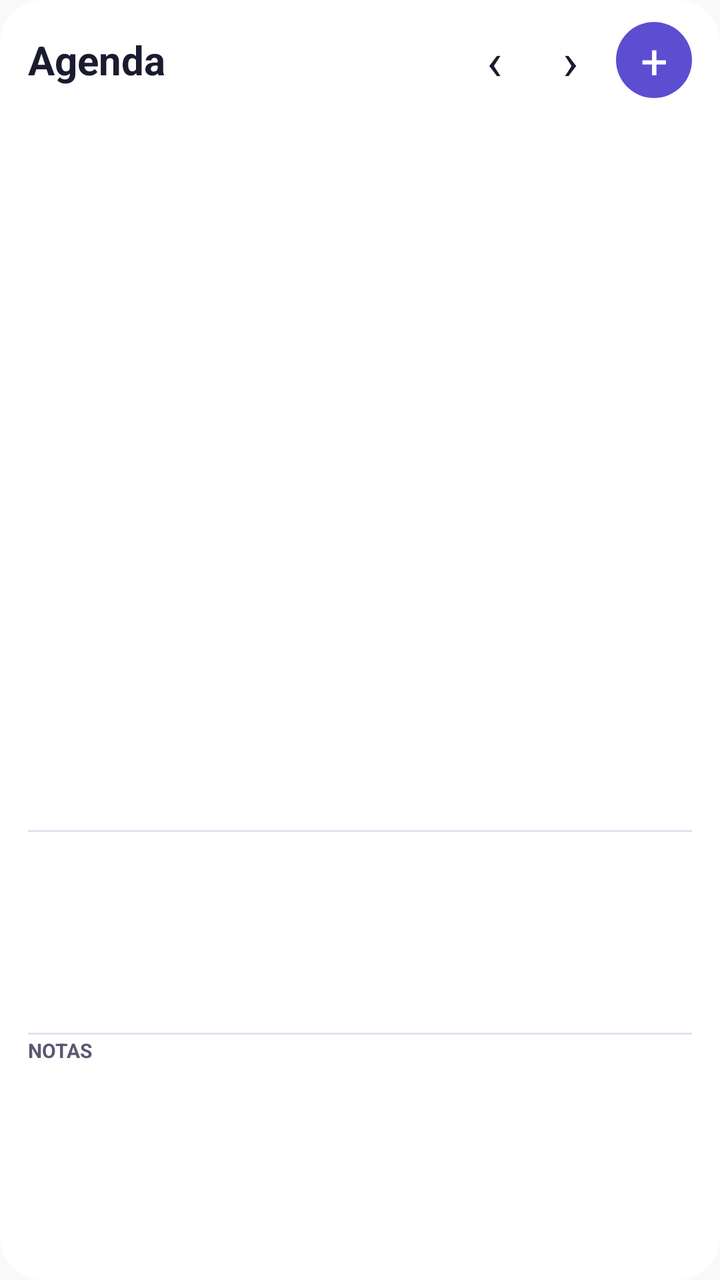
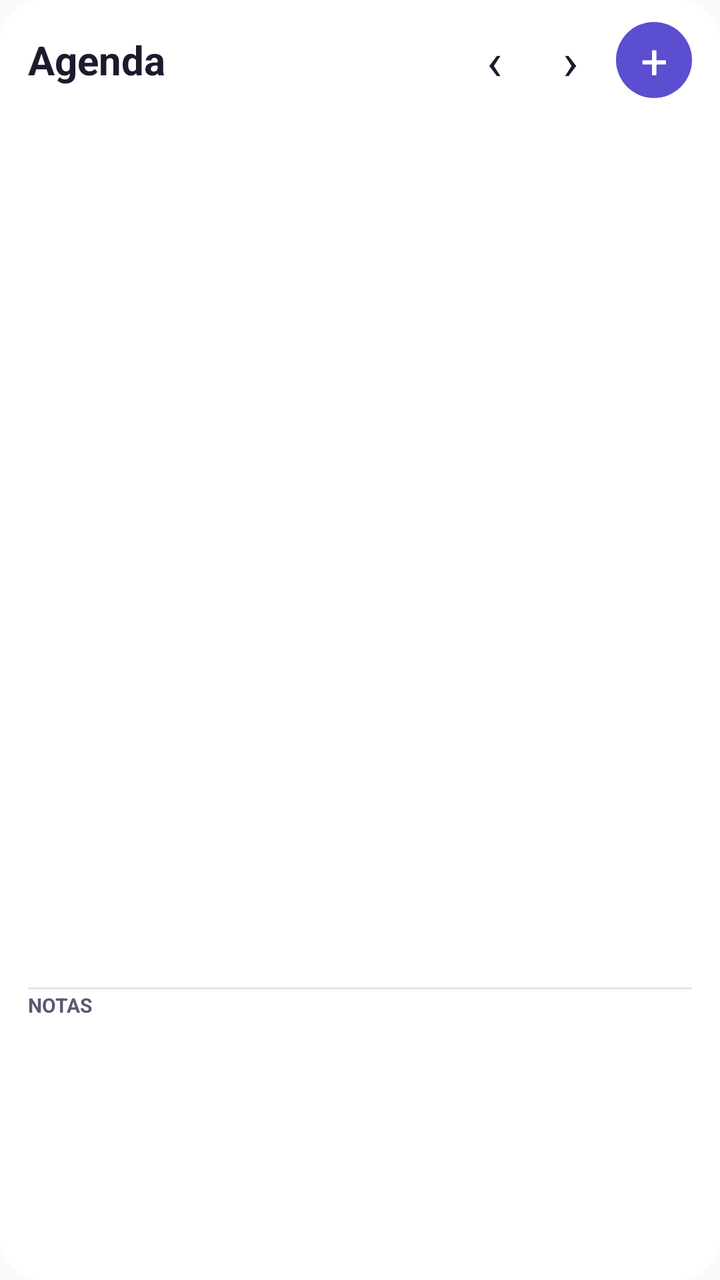

An Android layout rendered at two revisions. The XML below is the earlier revision; the diff shows what the commit changed to produce the second picture.
<!-- AndroidManifest.xml: application theme android:Theme.Material.Light.NoActionBar -->
<!-- res/layout/widget_agenda.xml -->
<?xml version="1.0" encoding="utf-8"?>
<LinearLayout xmlns:android="http://schemas.android.com/apk/res/android"
    android:id="@+id/aroot"
    android:layout_width="match_parent" android:layout_height="match_parent"
    android:orientation="vertical" android:background="@drawable/widget_bg"
    android:paddingLeft="14dp" android:paddingRight="14dp" android:paddingTop="8dp" android:paddingBottom="10dp">

    <LinearLayout android:layout_width="match_parent" android:layout_height="44dp"
        android:orientation="horizontal" android:gravity="center_vertical">
        <TextView android:id="@+id/atitle" android:layout_width="0dp" android:layout_weight="1" android:layout_height="wrap_content"
            android:text="Agenda" android:textSize="20sp" android:textStyle="bold" android:textColor="@color/widget_text" />
        <TextView android:id="@+id/aprev" android:layout_width="38dp" android:layout_height="38dp"
            android:gravity="center" android:text="‹" android:textSize="26sp" android:textColor="@color/widget_text" />
        <TextView android:id="@+id/anext" android:layout_width="38dp" android:layout_height="38dp"
            android:gravity="center" android:text="›" android:textSize="26sp" android:textColor="@color/widget_text" />
        <TextView android:id="@+id/aplus" android:layout_width="38dp" android:layout_height="38dp"
            android:layout_marginLeft="4dp" android:background="@drawable/btn_plus_bg"
            android:gravity="center" android:text="+" android:textSize="24sp" android:textColor="#FFFFFF" />
    </LinearLayout>

    <ImageView android:id="@+id/acal" android:layout_width="match_parent" android:layout_height="0dp"
        android:layout_weight="64" android:scaleType="fitXY" />

    <LinearLayout android:id="@+id/alist" android:layout_width="match_parent" android:layout_height="0dp"
        android:layout_weight="18" android:orientation="vertical" android:paddingTop="3dp">
        <LinearLayout android:layout_width="match_parent" android:layout_height="1dp" android:background="@color/widget_line" />
        <TextView android:id="@+id/ahoje" android:layout_width="match_parent" android:layout_height="16dp"
            android:gravity="center_vertical" android:textSize="10sp" android:textStyle="bold" android:textColor="@color/widget_text2" />
        <LinearLayout android:id="@+id/ar0" android:layout_width="match_parent" android:layout_height="18dp"
            android:orientation="horizontal" android:gravity="center_vertical" android:visibility="gone">
            <TextView android:id="@+id/ah0" android:layout_width="52dp" android:layout_height="wrap_content"
                android:textSize="11sp" android:textStyle="bold" android:textColor="@color/widget_accent" android:maxLines="1" />
            <TextView android:id="@+id/at0" android:layout_width="0dp" android:layout_weight="1" android:layout_height="wrap_content"
                android:textSize="12sp" android:textColor="@color/widget_text" android:maxLines="1" android:ellipsize="end" />
        </LinearLayout>
        <LinearLayout android:id="@+id/ar1" android:layout_width="match_parent" android:layout_height="18dp"
            android:orientation="horizontal" android:gravity="center_vertical" android:visibility="gone">
            <TextView android:id="@+id/ah1" android:layout_width="52dp" android:layout_height="wrap_content"
                android:textSize="11sp" android:textStyle="bold" android:textColor="@color/widget_accent" android:maxLines="1" />
            <TextView android:id="@+id/at1" android:layout_width="0dp" android:layout_weight="1" android:layout_height="wrap_content"
                android:textSize="12sp" android:textColor="@color/widget_text" android:maxLines="1" android:ellipsize="end" />
        </LinearLayout>
        <LinearLayout android:id="@+id/ar2" android:layout_width="match_parent" android:layout_height="18dp"
            android:orientation="horizontal" android:gravity="center_vertical" android:visibility="gone">
            <TextView android:id="@+id/ah2" android:layout_width="52dp" android:layout_height="wrap_content"
                android:textSize="11sp" android:textStyle="bold" android:textColor="@color/widget_accent" android:maxLines="1" />
            <TextView android:id="@+id/at2" android:layout_width="0dp" android:layout_weight="1" android:layout_height="wrap_content"
                android:textSize="12sp" android:textColor="@color/widget_text" android:maxLines="1" android:ellipsize="end" />
        </LinearLayout>
        <LinearLayout android:id="@+id/ar3" android:layout_width="match_parent" android:layout_height="18dp"
            android:orientation="horizontal" android:gravity="center_vertical" android:visibility="gone">
            <TextView android:id="@+id/ah3" android:layout_width="52dp" android:layout_height="wrap_content"
                android:textSize="11sp" android:textStyle="bold" android:textColor="@color/widget_accent" android:maxLines="1" />
            <TextView android:id="@+id/at3" android:layout_width="0dp" android:layout_weight="1" android:layout_height="wrap_content"
                android:textSize="12sp" android:textColor="@color/widget_text" android:maxLines="1" android:ellipsize="end" />
        </LinearLayout>
        <LinearLayout android:id="@+id/ar4" android:layout_width="match_parent" android:layout_height="18dp"
            android:orientation="horizontal" android:gravity="center_vertical" android:visibility="gone">
            <TextView android:id="@+id/ah4" android:layout_width="52dp" android:layout_height="wrap_content"
                android:textSize="11sp" android:textStyle="bold" android:textColor="@color/widget_accent" android:maxLines="1" />
            <TextView android:id="@+id/at4" android:layout_width="0dp" android:layout_weight="1" android:layout_height="wrap_content"
                android:textSize="12sp" android:textColor="@color/widget_text" android:maxLines="1" android:ellipsize="end" />
        </LinearLayout>
        <TextView android:id="@+id/avazio" android:layout_width="match_parent" android:layout_height="18dp"
            android:gravity="center_vertical" android:text="Nada marcado para hoje." android:textSize="12sp"
            android:textColor="@color/widget_text2" android:visibility="gone" />
    </LinearLayout>

    <LinearLayout android:id="@+id/anotas" android:layout_width="match_parent" android:layout_height="0dp"
        android:layout_weight="18" android:orientation="vertical" android:paddingTop="3dp">
        <LinearLayout android:layout_width="match_parent" android:layout_height="1dp" android:background="@color/widget_line" />
        <TextView android:id="@+id/anh" android:layout_width="match_parent" android:layout_height="16dp"
            android:gravity="center_vertical" android:text="NOTAS" android:textSize="10sp" android:textStyle="bold" android:textColor="@color/widget_text2" />
        <TextView android:id="@+id/an0" android:layout_width="match_parent" android:layout_height="15dp"
            android:gravity="center_vertical" android:textSize="12sp" android:textColor="@color/widget_text"
            android:maxLines="1" android:ellipsize="end" android:visibility="gone" />
        <TextView android:id="@+id/an1" android:layout_width="match_parent" android:layout_height="15dp"
            android:gravity="center_vertical" android:textSize="12sp" android:textColor="@color/widget_text"
            android:maxLines="1" android:ellipsize="end" android:visibility="gone" />
        <TextView android:id="@+id/an2" android:layout_width="match_parent" android:layout_height="15dp"
            android:gravity="center_vertical" android:textSize="12sp" android:textColor="@color/widget_text"
            android:maxLines="1" android:ellipsize="end" android:visibility="gone" />
        <TextView android:id="@+id/an3" android:layout_width="match_parent" android:layout_height="15dp"
            android:gravity="center_vertical" android:textSize="12sp" android:textColor="@color/widget_text"
            android:maxLines="1" android:ellipsize="end" android:visibility="gone" />
        <TextView android:id="@+id/anvazio" android:layout_width="match_parent" android:layout_height="15dp"
            android:gravity="center_vertical" android:text="Nenhuma anotação pendente." android:textSize="12sp"
            android:textColor="@color/widget_text2" android:visibility="gone" />
    </LinearLayout>

    <TextView android:id="@+id/afoot" android:layout_width="match_parent" android:layout_height="wrap_content"
        android:paddingTop="3dp" android:textSize="9sp" android:textColor="@color/widget_text2" />
</LinearLayout>
<!-- resources referenced by this layout -->
<resources>
  <color name="widget_accent">#5B4ED1</color>
  <color name="widget_line">#E3E1F0</color>
  <color name="widget_text">#1B1B2F</color>
  <color name="widget_text2">#5A5873</color>
  <!-- drawable btn_plus_bg (drawable) -->
  <?xml version="1.0" encoding="utf-8"?>
  <shape xmlns:android="http://schemas.android.com/apk/res/android" android:shape="oval">
      <solid android:color="#5B4ED1" />
  </shape>
  <!-- drawable widget_bg (drawable) -->
  <?xml version="1.0" encoding="utf-8"?>
  <shape xmlns:android="http://schemas.android.com/apk/res/android" android:shape="rectangle">
      <solid android:color="@color/widget_bg" />
      <corners android:radius="22dp" />
  </shape>
  <color name="widget_bg">#FFFFFF</color>
</resources>

<!-- the commit's change to res/layout/widget_agenda.xml (unified diff, before → after) -->
@@ -19,55 +19,10 @@
     </LinearLayout>
 
     <ImageView android:id="@+id/acal" android:layout_width="match_parent" android:layout_height="0dp"
-        android:layout_weight="64" android:scaleType="fitXY" />
-
-    <LinearLayout android:id="@+id/alist" android:layout_width="match_parent" android:layout_height="0dp"
-        android:layout_weight="18" android:orientation="vertical" android:paddingTop="3dp">
-        <LinearLayout android:layout_width="match_parent" android:layout_height="1dp" android:background="@color/widget_line" />
-        <TextView android:id="@+id/ahoje" android:layout_width="match_parent" android:layout_height="16dp"
-            android:gravity="center_vertical" android:textSize="10sp" android:textStyle="bold" android:textColor="@color/widget_text2" />
-        <LinearLayout android:id="@+id/ar0" android:layout_width="match_parent" android:layout_height="18dp"
-            android:orientation="horizontal" android:gravity="center_vertical" android:visibility="gone">
-            <TextView android:id="@+id/ah0" android:layout_width="52dp" android:layout_height="wrap_content"
-                android:textSize="11sp" android:textStyle="bold" android:textColor="@color/widget_accent" android:maxLines="1" />
-            <TextView android:id="@+id/at0" android:layout_width="0dp" android:layout_weight="1" android:layout_height="wrap_content"
-                android:textSize="12sp" android:textColor="@color/widget_text" android:maxLines="1" android:ellipsize="end" />
-        </LinearLayout>
-        <LinearLayout android:id="@+id/ar1" android:layout_width="match_parent" android:layout_height="18dp"
-            android:orientation="horizontal" android:gravity="center_vertical" android:visibility="gone">
-            <TextView android:id="@+id/ah1" android:layout_width="52dp" android:layout_height="wrap_content"
-                android:textSize="11sp" android:textStyle="bold" android:textColor="@color/widget_accent" android:maxLines="1" />
-            <TextView android:id="@+id/at1" android:layout_width="0dp" android:layout_weight="1" android:layout_height="wrap_content"
-                android:textSize="12sp" android:textColor="@color/widget_text" android:maxLines="1" android:ellipsize="end" />
-        </LinearLayout>
-        <LinearLayout android:id="@+id/ar2" android:layout_width="match_parent" android:layout_height="18dp"
-            android:orientation="horizontal" android:gravity="center_vertical" android:visibility="gone">
-            <TextView android:id="@+id/ah2" android:layout_width="52dp" android:layout_height="wrap_content"
-                android:textSize="11sp" android:textStyle="bold" android:textColor="@color/widget_accent" android:maxLines="1" />
-            <TextView android:id="@+id/at2" android:layout_width="0dp" android:layout_weight="1" android:layout_height="wrap_content"
-                android:textSize="12sp" android:textColor="@color/widget_text" android:maxLines="1" android:ellipsize="end" />
-        </LinearLayout>
-        <LinearLayout android:id="@+id/ar3" android:layout_width="match_parent" android:layout_height="18dp"
-            android:orientation="horizontal" android:gravity="center_vertical" android:visibility="gone">
-            <TextView android:id="@+id/ah3" android:layout_width="52dp" android:layout_height="wrap_content"
-                android:textSize="11sp" android:textStyle="bold" android:textColor="@color/widget_accent" android:maxLines="1" />
-            <TextView android:id="@+id/at3" android:layout_width="0dp" android:layout_weight="1" android:layout_height="wrap_content"
-                android:textSize="12sp" android:textColor="@color/widget_text" android:maxLines="1" android:ellipsize="end" />
-        </LinearLayout>
-        <LinearLayout android:id="@+id/ar4" android:layout_width="match_parent" android:layout_height="18dp"
-            android:orientation="horizontal" android:gravity="center_vertical" android:visibility="gone">
-            <TextView android:id="@+id/ah4" android:layout_width="52dp" android:layout_height="wrap_content"
-                android:textSize="11sp" android:textStyle="bold" android:textColor="@color/widget_accent" android:maxLines="1" />
-            <TextView android:id="@+id/at4" android:layout_width="0dp" android:layout_weight="1" android:layout_height="wrap_content"
-                android:textSize="12sp" android:textColor="@color/widget_text" android:maxLines="1" android:ellipsize="end" />
-        </LinearLayout>
-        <TextView android:id="@+id/avazio" android:layout_width="match_parent" android:layout_height="18dp"
-            android:gravity="center_vertical" android:text="Nada marcado para hoje." android:textSize="12sp"
-            android:textColor="@color/widget_text2" android:visibility="gone" />
-    </LinearLayout>
+        android:layout_weight="78" android:scaleType="fitXY" />
 
     <LinearLayout android:id="@+id/anotas" android:layout_width="match_parent" android:layout_height="0dp"
-        android:layout_weight="18" android:orientation="vertical" android:paddingTop="3dp">
+        android:layout_weight="22" android:orientation="vertical" android:paddingTop="3dp">
         <LinearLayout android:layout_width="match_parent" android:layout_height="1dp" android:background="@color/widget_line" />
         <TextView android:id="@+id/anh" android:layout_width="match_parent" android:layout_height="16dp"
             android:gravity="center_vertical" android:text="NOTAS" android:textSize="10sp" android:textStyle="bold" android:textColor="@color/widget_text2" />
<!-- resource entries referenced after the edit -->
@@ -1,6 +1,5 @@
 <!-- resources referenced by this layout -->
 <resources>
-  <color name="widget_accent">#5B4ED1</color>
   <color name="widget_line">#E3E1F0</color>
   <color name="widget_text">#1B1B2F</color>
   <color name="widget_text2">#5A5873</color>
